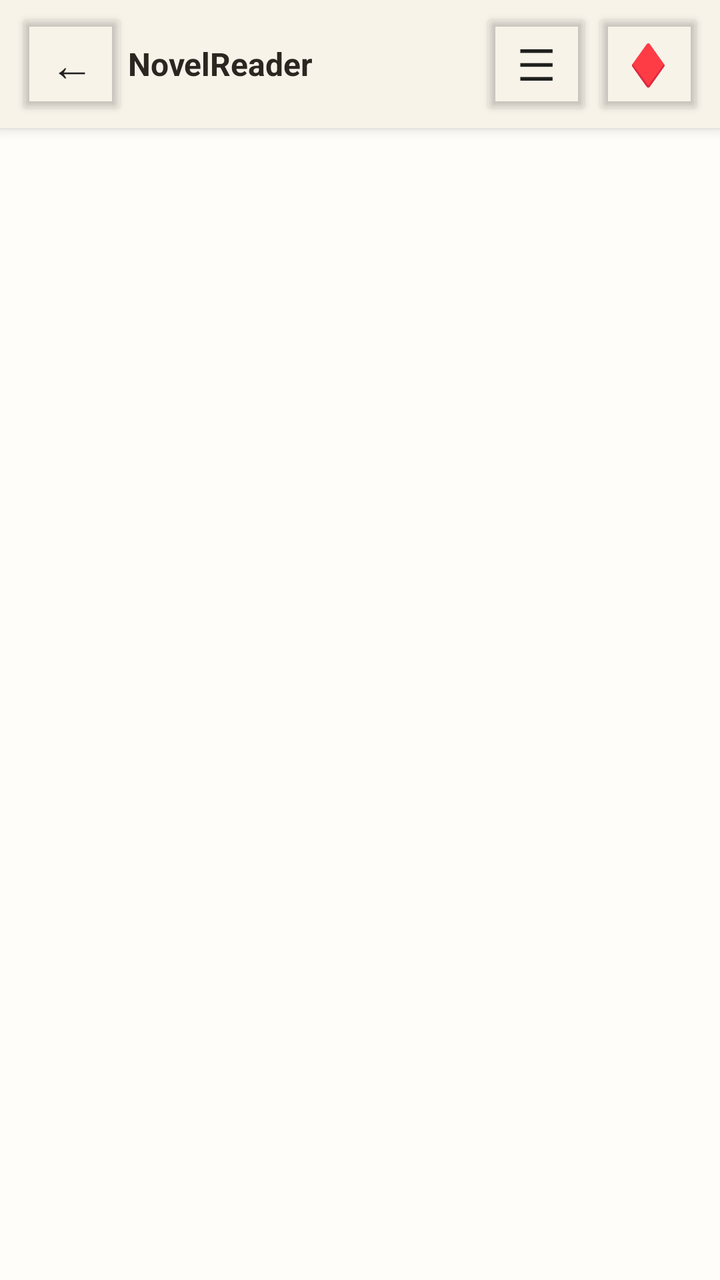
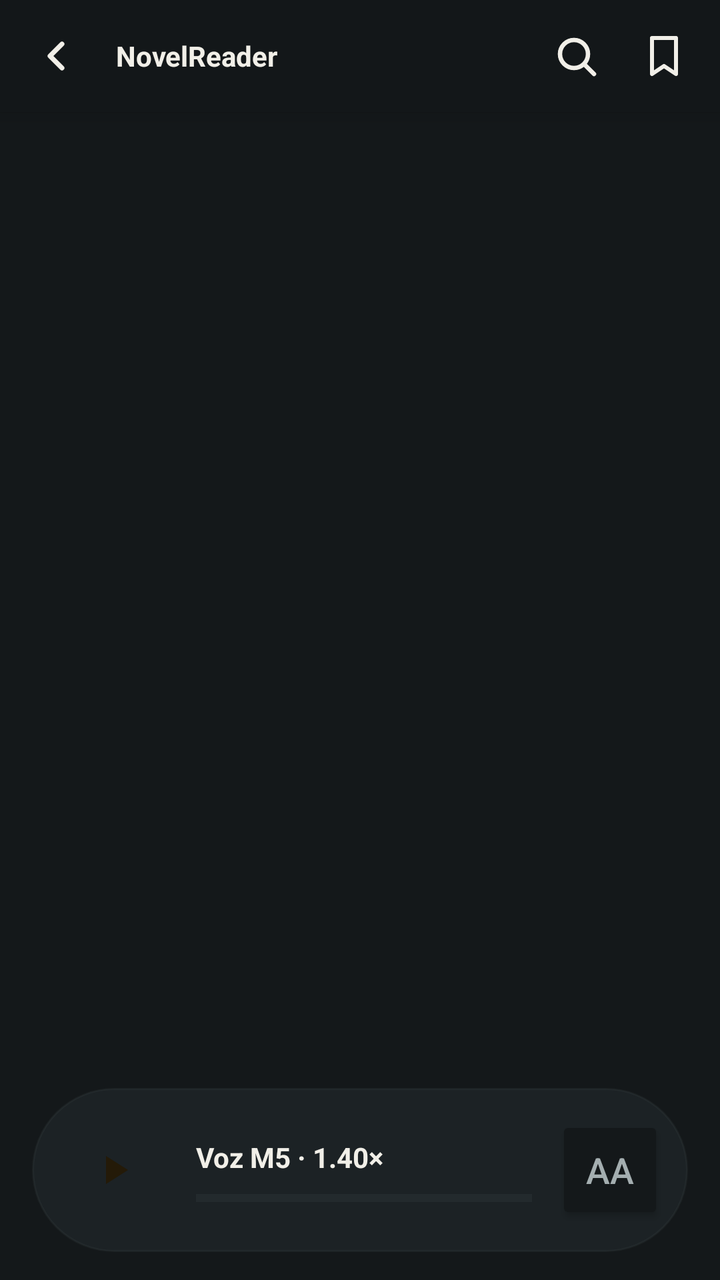

The first picture is an Android layout as it rendered before a commit; the second is the same layout after the commit. The layout source and the unified diff follow.
<!-- AndroidManifest.xml: application theme Theme.NovelReader -->
<!-- res/layout/activity_reader.xml -->
<FrameLayout xmlns:android="http://schemas.android.com/apk/res/android"
    android:id="@+id/reader_root"
    android:layout_width="match_parent"
    android:layout_height="match_parent"
    android:background="#FFFDF9">

    <FrameLayout
        android:id="@+id/reader_container"
        android:layout_width="match_parent"
        android:layout_height="match_parent" />

    <LinearLayout
        android:id="@+id/reader_top_bar"
        android:layout_width="match_parent"
        android:layout_height="64dp"
        android:layout_gravity="top"
        android:visibility="visible"
        android:background="#F8F3E9"
        android:elevation="4dp"
        android:gravity="center_vertical"
        android:paddingHorizontal="8dp">
        <Button android:id="@+id/reader_back" android:layout_width="56dp" android:layout_height="56dp" android:minWidth="56dp" android:text="←" android:contentDescription="Volver a la biblioteca" android:textSize="22sp" android:backgroundTint="@android:color/transparent" />
        <TextView android:id="@+id/reader_title" android:layout_width="0dp" android:layout_height="wrap_content" android:layout_weight="1" android:ellipsize="end" android:maxLines="1" android:text="NovelReader" android:textColor="#2B2620" android:textSize="16sp" android:textStyle="bold" />
        <Button android:id="@+id/toc_button" android:layout_width="56dp" android:layout_height="56dp" android:minWidth="56dp" android:text="☰" android:contentDescription="Abrir índice" android:textSize="22sp" android:backgroundTint="@android:color/transparent" />
        <Button android:id="@+id/bookmark_button" android:layout_width="56dp" android:layout_height="56dp" android:minWidth="56dp" android:text="♦" android:contentDescription="Guardar marcador" android:textSize="20sp" android:backgroundTint="@android:color/transparent" />
    </LinearLayout>

    <LinearLayout
        android:id="@+id/reader_bottom_panel"
        android:layout_width="match_parent"
        android:layout_height="wrap_content"
        android:layout_gravity="bottom"
        android:background="#F8F3E9"
        android:elevation="4dp"
        android:visibility="gone"
        android:orientation="vertical"
        android:padding="10dp">
        <LinearLayout android:layout_width="match_parent" android:layout_height="wrap_content" android:gravity="center_vertical">
            <TextView android:id="@+id/reader_progress_label" android:layout_width="wrap_content" android:layout_height="wrap_content" android:text="0%" android:textColor="#7A7166" android:textSize="12sp" />
            <ProgressBar style="?android:attr/progressBarStyleHorizontal" android:id="@+id/reader_progress" android:layout_width="0dp" android:layout_height="wrap_content" android:layout_weight="1" android:contentDescription="Progreso de lectura" android:progressTint="#B98B33" android:max="100" />
        </LinearLayout>
        <LinearLayout android:layout_width="match_parent" android:layout_height="wrap_content" android:gravity="center" android:orientation="horizontal">
            <Button android:id="@+id/reader_settings" android:layout_width="64dp" android:layout_height="48dp" android:text="Aa" android:contentDescription="Abrir ajustes de lectura" android:textColor="#2B2620" android:backgroundTint="@android:color/transparent" />
            <Space android:layout_width="12dp" android:layout_height="1dp" />
            <Button android:id="@+id/reader_audio" android:layout_width="64dp" android:layout_height="48dp" android:text="▶" android:contentDescription="Abrir lectura en voz alta" android:textColor="#2B2620" android:backgroundTint="@android:color/transparent" />
            <Space android:layout_width="12dp" android:layout_height="1dp" />
            <Button android:id="@+id/reader_bookmarks" android:layout_width="64dp" android:layout_height="48dp" android:text="🔖" android:contentDescription="Ver marcadores" android:textColor="#2B2620" android:backgroundTint="@android:color/transparent" />
            <Space android:layout_width="12dp" android:layout_height="1dp" />
            <TextView android:id="@+id/reader_status" android:layout_width="wrap_content" android:layout_height="wrap_content" android:text="Lectura guardada" android:textColor="#7A7166" android:textSize="12sp" />
        </LinearLayout>
    </LinearLayout>
</FrameLayout>
<!-- resources referenced by this layout -->
<resources>
  <style name="Theme.NovelReader" parent="android:style/Theme.Material.Light.NoActionBar" />
</resources>

<!-- the commit's change to res/layout/activity_reader.xml (unified diff, before → after) -->
@@ -1,52 +1,170 @@
+<?xml version="1.0" encoding="utf-8"?>
 <FrameLayout xmlns:android="http://schemas.android.com/apk/res/android"
     android:id="@+id/reader_root"
     android:layout_width="match_parent"
     android:layout_height="match_parent"
-    android:background="#FFFDF9">
+    android:background="#14181A">
+
+    <LinearLayout
+        android:id="@+id/reader_content_area"
+        android:layout_width="match_parent"
+        android:layout_height="match_parent"
+        android:orientation="vertical">
+
+        <LinearLayout
+            android:id="@+id/reader_top_bar"
+            android:layout_width="match_parent"
+            android:layout_height="56dp"
+            android:background="#F014181A"
+            android:elevation="6dp"
+            android:gravity="center_vertical"
+            android:paddingHorizontal="6dp">
+
+            <ImageButton
+                android:id="@+id/reader_back"
+                android:layout_width="44dp"
+                android:layout_height="44dp"
+                android:background="@android:color/transparent"
+                android:contentDescription="Volver a la biblioteca"
+                android:minWidth="44dp"
+                android:padding="10dp"
+                android:src="@drawable/ic_arrow_back"
+                android:tint="@null" />
+
+            <TextView
+                android:id="@+id/reader_title"
+                android:layout_width="0dp"
+                android:layout_height="wrap_content"
+                android:layout_weight="1"
+                android:ellipsize="end"
+                android:maxLines="1"
+                android:paddingHorizontal="8dp"
+                android:text="NovelReader"
+                android:textColor="#F1EFE8"
+                android:textSize="14sp"
+                android:textStyle="bold" />
+
+            <ImageButton
+                android:id="@+id/reader_search"
+                android:layout_width="44dp"
+                android:layout_height="44dp"
+                android:background="@android:color/transparent"
+                android:contentDescription="Buscar en la novela"
+                android:minWidth="44dp"
+                android:padding="10dp"
+                android:src="@drawable/ic_search"
+                android:tint="@null" />
+
+            <ImageButton
+                android:id="@+id/bookmark_button"
+                android:layout_width="44dp"
+                android:layout_height="44dp"
+                android:background="@android:color/transparent"
+                android:contentDescription="Guardar párrafo"
+                android:minWidth="44dp"
+                android:padding="0dp"
+                android:src="@drawable/ic_bookmark_outline"
+                android:scaleType="center"
+                android:tint="@null" />
+        </LinearLayout>
+
+        <FrameLayout
+            android:id="@+id/reader_container"
+            android:layout_width="match_parent"
+            android:layout_height="0dp"
+            android:layout_weight="1" />
+
+        <LinearLayout
+            android:id="@+id/reader_bottom_panel"
+            android:layout_width="match_parent"
+            android:layout_height="82dp"
+            android:layout_marginHorizontal="16dp"
+            android:layout_marginBottom="14dp"
+            android:background="@drawable/reader_mini_player_bg"
+            android:elevation="8dp"
+            android:gravity="center_vertical"
+            android:orientation="horizontal"
+            android:paddingHorizontal="12dp">
+
+            <ImageButton
+                android:id="@+id/reader_audio"
+                android:layout_width="58dp"
+                android:layout_height="58dp"
+                android:background="@android:color/transparent"
+                android:contentDescription="Reproducir audio"
+                android:minWidth="58dp"
+                android:padding="16dp"
+                android:src="@drawable/ic_play"
+                android:scaleType="centerInside"
+                android:tint="@null" />
+
+            <LinearLayout
+                android:layout_width="0dp"
+                android:layout_height="match_parent"
+                android:layout_weight="1"
+                android:gravity="center_vertical"
+                android:orientation="vertical"
+                android:paddingHorizontal="12dp">
+                <TextView
+                    android:id="@+id/reader_status"
+                    android:layout_width="match_parent"
+                    android:layout_height="wrap_content"
+                    android:maxLines="1"
+                    android:text="Voz M5 · 1.40×"
+                    android:textColor="#F1EFE8"
+                    android:textSize="14sp"
+                    android:textStyle="bold" />
+                <ProgressBar
+                    android:id="@+id/reader_progress"
+                    style="?android:attr/progressBarStyleHorizontal"
+                    android:layout_width="match_parent"
+                    android:layout_height="4dp"
+                    android:layout_marginTop="9dp"
+                    android:max="100"
+                    android:progressTint="#E0B36A"
+                    android:progressBackgroundTint="#384145" />
+            </LinearLayout>
+
+            <Button
+                android:id="@+id/reader_settings"
+                android:layout_width="54dp"
+                android:layout_height="54dp"
+                android:backgroundTint="#14181A"
+                android:contentDescription="Abrir ajustes de lectura"
+                android:minWidth="54dp"
+                android:padding="0dp"
+                android:text="Aa"
+                android:textColor="#A4AEB0"
+                android:textSize="18sp" />
+        </LinearLayout>
+    </LinearLayout>
 
     <FrameLayout
-        android:id="@+id/reader_container"
-        android:layout_width="match_parent"
-        android:layout_height="match_parent" />
+        android:id="@+id/reader_scroll_indicator"
+        android:layout_width="5dp"
+        android:layout_height="match_parent"
+        android:layout_gravity="end"
+        android:layout_marginTop="68dp"
+        android:layout_marginEnd="5dp"
+        android:layout_marginBottom="102dp"
+        android:alpha="0"
+        android:background="@drawable/reader_scroll_track"
+        android:visibility="invisible">
 
+        <View
+            android:id="@+id/reader_scroll_thumb"
+            android:layout_width="5dp"
+            android:layout_height="48dp"
+            android:background="@drawable/reader_scroll_thumb" />
+    </FrameLayout>
+
+    
     <LinearLayout
-        android:id="@+id/reader_top_bar"
-        android:layout_width="match_parent"
-        android:layout_height="64dp"
-        android:layout_gravity="top"
-        android:visibility="visible"
-        android:background="#F8F3E9"
-        android:elevation="4dp"
-        android:gravity="center_vertical"
-        android:paddingHorizontal="8dp">
-        <Button android:id="@+id/reader_back" android:layout_width="56dp" android:layout_height="56dp" android:minWidth="56dp" android:text="←" android:contentDescription="Volver a la biblioteca" android:textSize="22sp" android:backgroundTint="@android:color/transparent" />
-        <TextView android:id="@+id/reader_title" android:layout_width="0dp" android:layout_height="wrap_content" android:layout_weight="1" android:ellipsize="end" android:maxLines="1" android:text="NovelReader" android:textColor="#2B2620" android:textSize="16sp" android:textStyle="bold" />
-        <Button android:id="@+id/toc_button" android:layout_width="56dp" android:layout_height="56dp" android:minWidth="56dp" android:text="☰" android:contentDescription="Abrir índice" android:textSize="22sp" android:backgroundTint="@android:color/transparent" />
-        <Button android:id="@+id/bookmark_button" android:layout_width="56dp" android:layout_height="56dp" android:minWidth="56dp" android:text="♦" android:contentDescription="Guardar marcador" android:textSize="20sp" android:backgroundTint="@android:color/transparent" />
-    </LinearLayout>
-
-    <LinearLayout
-        android:id="@+id/reader_bottom_panel"
-        android:layout_width="match_parent"
-        android:layout_height="wrap_content"
-        android:layout_gravity="bottom"
-        android:background="#F8F3E9"
-        android:elevation="4dp"
-        android:visibility="gone"
-        android:orientation="vertical"
-        android:padding="10dp">
-        <LinearLayout android:layout_width="match_parent" android:layout_height="wrap_content" android:gravity="center_vertical">
-            <TextView android:id="@+id/reader_progress_label" android:layout_width="wrap_content" android:layout_height="wrap_content" android:text="0%" android:textColor="#7A7166" android:textSize="12sp" />
-            <ProgressBar style="?android:attr/progressBarStyleHorizontal" android:id="@+id/reader_progress" android:layout_width="0dp" android:layout_height="wrap_content" android:layout_weight="1" android:contentDescription="Progreso de lectura" android:progressTint="#B98B33" android:max="100" />
-        </LinearLayout>
-        <LinearLayout android:layout_width="match_parent" android:layout_height="wrap_content" android:gravity="center" android:orientation="horizontal">
-            <Button android:id="@+id/reader_settings" android:layout_width="64dp" android:layout_height="48dp" android:text="Aa" android:contentDescription="Abrir ajustes de lectura" android:textColor="#2B2620" android:backgroundTint="@android:color/transparent" />
-            <Space android:layout_width="12dp" android:layout_height="1dp" />
-            <Button android:id="@+id/reader_audio" android:layout_width="64dp" android:layout_height="48dp" android:text="▶" android:contentDescription="Abrir lectura en voz alta" android:textColor="#2B2620" android:backgroundTint="@android:color/transparent" />
-            <Space android:layout_width="12dp" android:layout_height="1dp" />
-            <Button android:id="@+id/reader_bookmarks" android:layout_width="64dp" android:layout_height="48dp" android:text="🔖" android:contentDescription="Ver marcadores" android:textColor="#2B2620" android:backgroundTint="@android:color/transparent" />
-            <Space android:layout_width="12dp" android:layout_height="1dp" />
-            <TextView android:id="@+id/reader_status" android:layout_width="wrap_content" android:layout_height="wrap_content" android:text="Lectura guardada" android:textColor="#7A7166" android:textSize="12sp" />
-        </LinearLayout>
+        android:layout_width="1dp"
+        android:layout_height="1dp"
+        android:visibility="gone">
+        <TextView android:id="@+id/reader_progress_label" android:layout_width="1dp" android:layout_height="1dp" />
+        <Button android:id="@+id/toc_button" android:layout_width="1dp" android:layout_height="1dp" />
+        <Button android:id="@+id/reader_bookmarks" android:layout_width="1dp" android:layout_height="1dp" />
     </LinearLayout>
 </FrameLayout>
<!-- resource entries referenced after the edit -->
@@ -1,5 +1,54 @@
 <!-- resources referenced by this layout -->
 <resources>
+  <!-- drawable ic_arrow_back (drawable) -->
+  <?xml version="1.0" encoding="utf-8"?>
+  <vector xmlns:android="http://schemas.android.com/apk/res/android"
+      android:width="24dp" android:height="24dp" android:viewportWidth="24" android:viewportHeight="24">
+      <path android:fillColor="@android:color/transparent" android:strokeColor="#F1EFE8"
+          android:strokeWidth="2.4" android:strokeLineCap="round" android:strokeLineJoin="round"
+          android:pathData="M15,18 L9,12 L15,6" />
+  </vector>
+  <!-- drawable ic_bookmark_outline (drawable) -->
+  <?xml version="1.0" encoding="utf-8"?>
+  <vector xmlns:android="http://schemas.android.com/apk/res/android"
+      android:width="24dp" android:height="24dp" android:viewportWidth="24" android:viewportHeight="24">
+      <path android:fillColor="@android:color/transparent" android:strokeColor="#F1EFE8"
+          android:strokeWidth="2" android:strokeLineJoin="round" android:strokeLineCap="round"
+          android:pathData="M6,3 L18,3 L18,21 L12,17 L6,21 Z" />
+  </vector>
+  <!-- drawable ic_play (drawable) -->
+  <?xml version="1.0" encoding="utf-8"?>
+  <vector xmlns:android="http://schemas.android.com/apk/res/android"
+      android:width="24dp" android:height="24dp" android:viewportWidth="24" android:viewportHeight="24">
+      <path android:fillColor="#241A08" android:pathData="M8,5 L19,12 L8,19 Z" />
+  </vector>
+  <!-- drawable ic_search (drawable) -->
+  <?xml version="1.0" encoding="utf-8"?>
+  <vector xmlns:android="http://schemas.android.com/apk/res/android"
+      android:width="24dp" android:height="24dp" android:viewportWidth="24" android:viewportHeight="24">
+      <path android:fillColor="@android:color/transparent" android:strokeColor="#F1EFE8"
+          android:strokeWidth="2.2" android:strokeLineCap="round" android:strokeLineJoin="round"
+          android:pathData="M11,4 A7,7 0,1 0,11,18 A7,7 0,1 0,11,4 M16,16 L21,21" />
+  </vector>
+  <!-- drawable reader_mini_player_bg (drawable) -->
+  <?xml version="1.0" encoding="utf-8"?>
+  <shape xmlns:android="http://schemas.android.com/apk/res/android" android:shape="rectangle">
+      <solid android:color="#D91E2427" />
+      <stroke android:width="1dp" android:color="#33434B4E" />
+      <corners android:radius="41dp" />
+  </shape>
+  <!-- drawable reader_scroll_thumb (drawable) -->
+  <?xml version="1.0" encoding="utf-8"?>
+  <shape xmlns:android="http://schemas.android.com/apk/res/android" android:shape="rectangle">
+      <corners android:radius="3dp" />
+      <solid android:color="#E8B95F" />
+  </shape>
+  <!-- drawable reader_scroll_track (drawable) -->
+  <?xml version="1.0" encoding="utf-8"?>
+  <shape xmlns:android="http://schemas.android.com/apk/res/android" android:shape="rectangle">
+      <corners android:radius="3dp" />
+      <solid android:color="#4D697174" />
+  </shape>
   <style name="Theme.NovelReader" parent="android:style/Theme.Material.Light.NoActionBar" />
 </resources>
 
